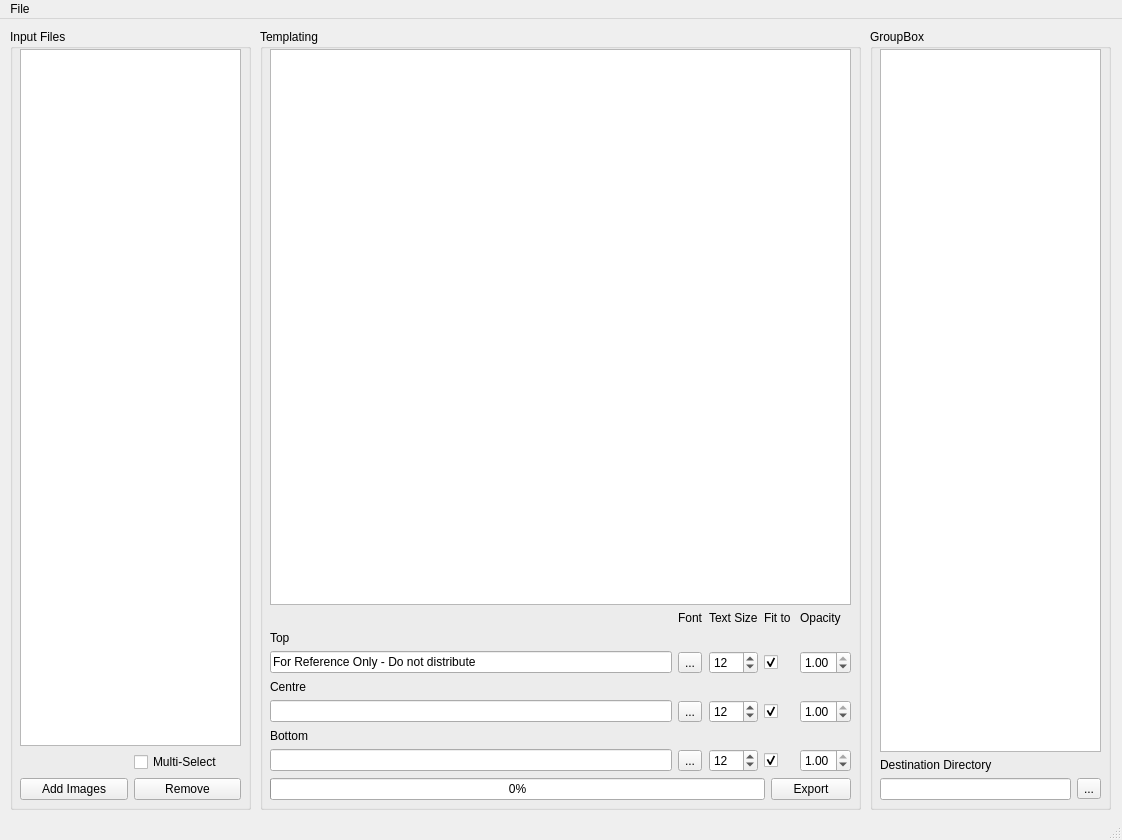
Before: the Qt Designer form BaseGUI.ui in Pys3nberg/project-watermark, drawn with Qt 5.
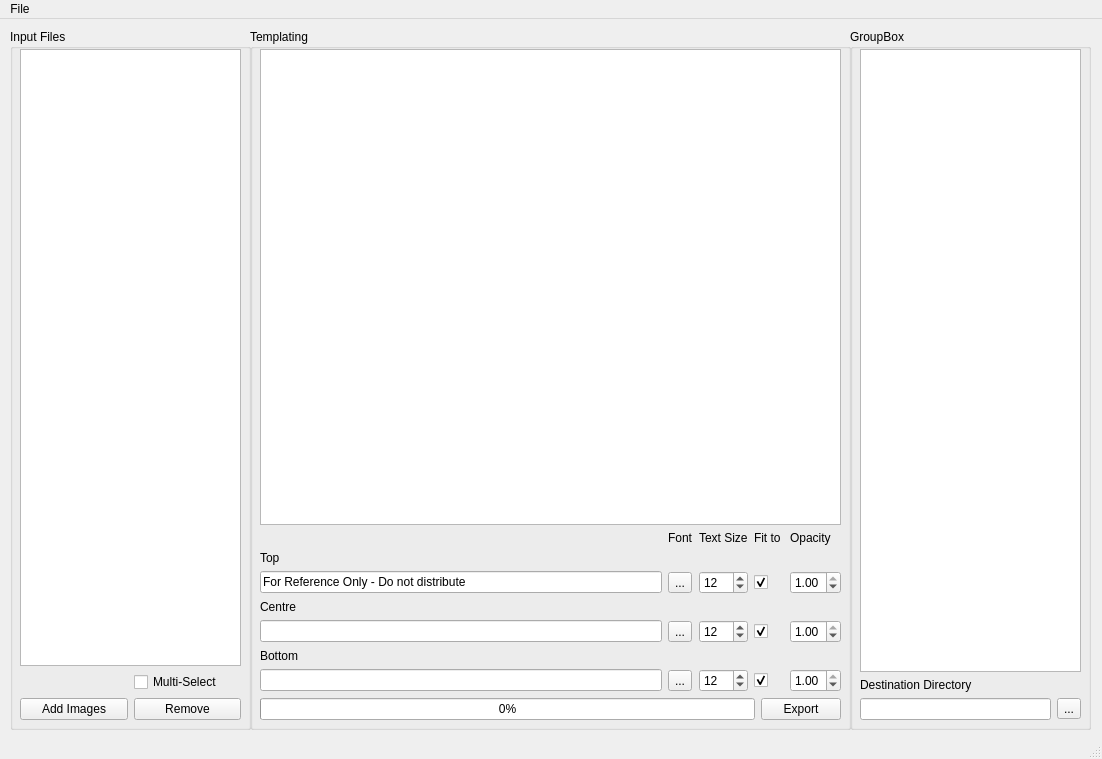
After: the same form once the commit is applied. Icons and pictures are not drawn.

Commit message: Shrunk window vertically

The edit to the form file:
```diff
--- a/BaseGUI.ui
+++ b/BaseGUI.ui
@@ -6,8 +6,8 @@
    <rect>
     <x>0</x>
     <y>0</y>
-    <width>1122</width>
-    <height>840</height>
+    <width>1102</width>
+    <height>759</height>
    </rect>
   </property>
   <property name="windowTitle">
@@ -24,7 +24,7 @@
       <x>10</x>
       <y>10</y>
       <width>241</width>
-      <height>781</height>
+      <height>701</height>
      </rect>
     </property>
     <property name="autoFillBackground">
@@ -42,7 +42,7 @@
        <x>10</x>
        <y>20</y>
        <width>221</width>
-       <height>751</height>
+       <height>671</height>
       </rect>
      </property>
      <layout class="QVBoxLayout" name="verticalLayout">
@@ -90,10 +90,10 @@
    <widget class="QGroupBox" name="templatingGroupBox">
     <property name="geometry">
      <rect>
-      <x>260</x>
+      <x>250</x>
       <y>10</y>
       <width>601</width>
-      <height>781</height>
+      <height>701</height>
      </rect>
     </property>
     <property name="title">
@@ -105,7 +105,7 @@
        <x>10</x>
        <y>20</y>
        <width>581</width>
-       <height>751</height>
+       <height>671</height>
       </rect>
      </property>
      <layout class="QVBoxLayout" name="verticalLayout_2">
@@ -330,10 +330,10 @@
    <widget class="QGroupBox" name="outputGroupBox">
     <property name="geometry">
      <rect>
-      <x>870</x>
+      <x>850</x>
       <y>10</y>
       <width>241</width>
-      <height>781</height>
+      <height>701</height>
      </rect>
     </property>
     <property name="title">
@@ -345,7 +345,7 @@
        <x>10</x>
        <y>20</y>
        <width>221</width>
-       <height>751</height>
+       <height>671</height>
       </rect>
      </property>
      <layout class="QVBoxLayout" name="verticalLayout_3">
@@ -396,7 +396,7 @@
     <rect>
      <x>0</x>
      <y>0</y>
-     <width>1122</width>
+     <width>1102</width>
      <height>21</height>
     </rect>
    </property>
```
Left out of the diff: 2 changed lines with no effect on the pictures. The commit also changes 1 other file.
